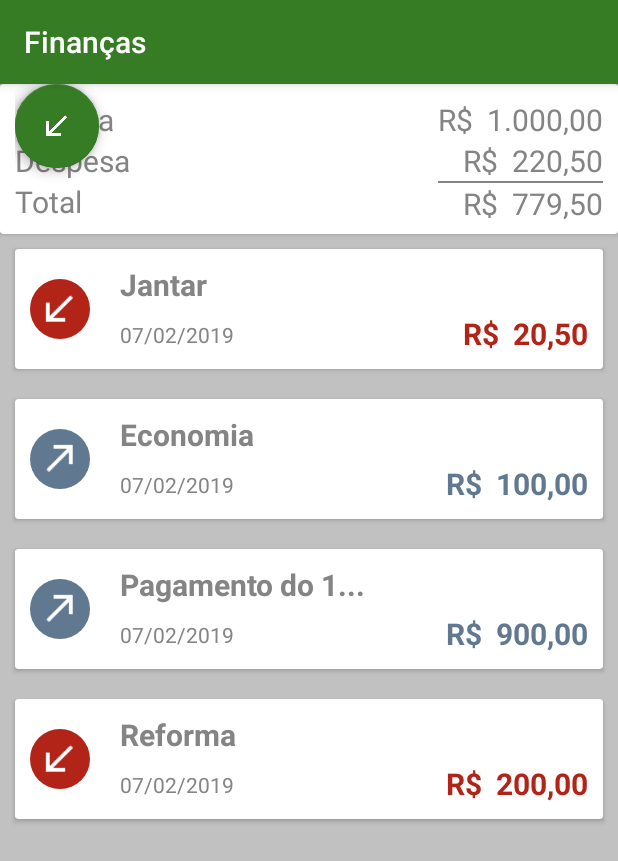
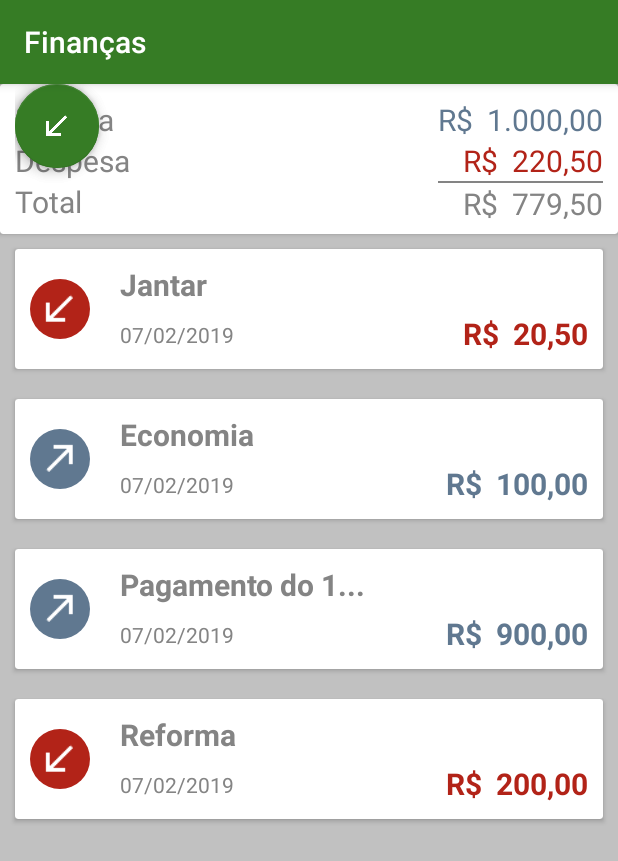
Before and after one commit to C9999/FinancasKotlin, an Android app: the screen it shows after launch (ListaTransacoesActivity), on a phone screen of 412 x 824 dp. Shown: the top 861 px of the screen. Run offline under Robolectric (Android 15) with nearby library versions, the phone set to English and light mode, and no system bars; plain views replace FloatingActionButton, FloatingActionMenu.

Commit message:
adicionando cores na receita e despesa

```diff
--- a/app/src/main/java/br/com/alura/financask/ui/ResumoView.kt
+++ b/app/src/main/java/br/com/alura/financask/ui/ResumoView.kt
@@ -1,23 +1,29 @@
 package br.com.alura.financask.ui
 
+import android.content.Context
+import android.support.v4.content.ContextCompat
 import android.view.View
+import br.com.alura.financask.R
 import br.com.alura.financask.extension.formataParaBrasileiro
 import br.com.alura.financask.model.Resumo
 import br.com.alura.financask.model.Transacao
 import kotlinx.android.synthetic.main.resumo_card.view.*
 
 class ResumoView(private val view: View,
+                 private val context: Context,
                  transacoes: List<Transacao>) {
 
     private val resumo: Resumo = Resumo(transacoes)
 
     fun adicionaReceita() {
         val totalReceita = resumo.receita()
+        view.resumo_card_receita.setTextColor(ContextCompat.getColor(context, R.color.receita))
         view.resumo_card_receita.text = totalReceita.formataParaBrasileiro()
     }
 
     fun adicionaDespesa() {
         val totalDespesa = resumo.despesa()
+        view.resumo_card_despesa.setTextColor(ContextCompat.getColor(context, R.color.despesa))
         view.resumo_card_despesa.text = totalDespesa.formataParaBrasileiro()
     }
 
--- a/app/src/main/java/br/com/alura/financask/ui/activity/ListaTransacoesActivity.kt
+++ b/app/src/main/java/br/com/alura/financask/ui/activity/ListaTransacoesActivity.kt
@@ -28,7 +28,7 @@ class ListaTransacoesActivity : AppCompatActivity() {
 
     private fun configuraResumo(transacoes: List<Transacao>) {
         val view: View = window.decorView
-        val resumoView = ResumoView(view, transacoes)
+        val resumoView = ResumoView(view, this, transacoes)
         resumoView.adicionaReceita()
         resumoView.adicionaDespesa()
         resumoView.adicionaTotal()
```
